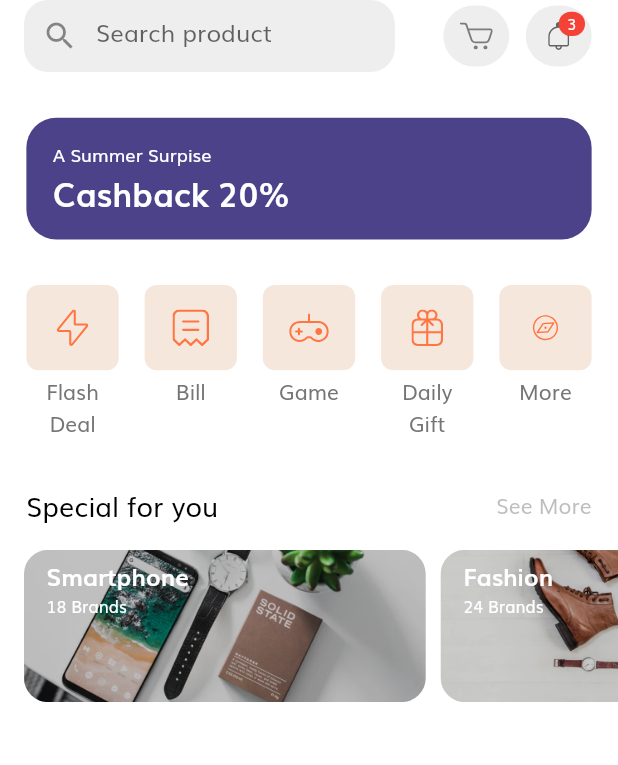
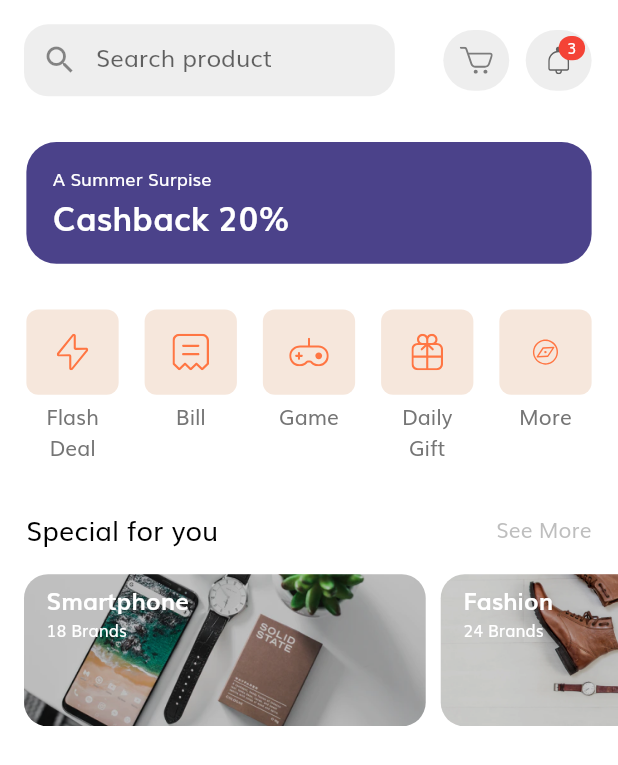
Before and after one commit to nguyencse/ecommerce, a Flutter app: the screen it shows after launch, on a phone screen of 412 x 824 dp. Shown: the top 765 px of the screen. Run offline on Flutter 3.47's test engine with Material 2 defaults, Android fonts, the phone set to English and light mode, and no system bars; our stand-ins replace flutter_svg.

Commit message:
padding top for home

```diff
--- a/lib/screens/home/components/body.dart
+++ b/lib/screens/home/components/body.dart
@@ -23,6 +23,7 @@ class Body extends StatelessWidget {
     return SingleChildScrollView(
       child: Column(
         children: [
+          SizedBox(height: getProportionateScreenHeight(16)),
           buildTopBar(),
           SizedBox(height: getProportionateScreenHeight(30)),
           buildBanner(),
```
